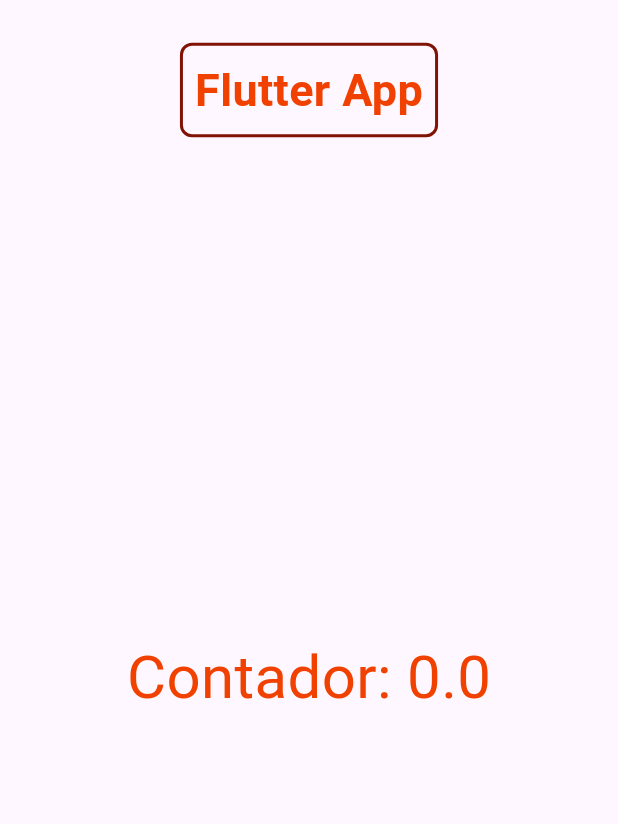
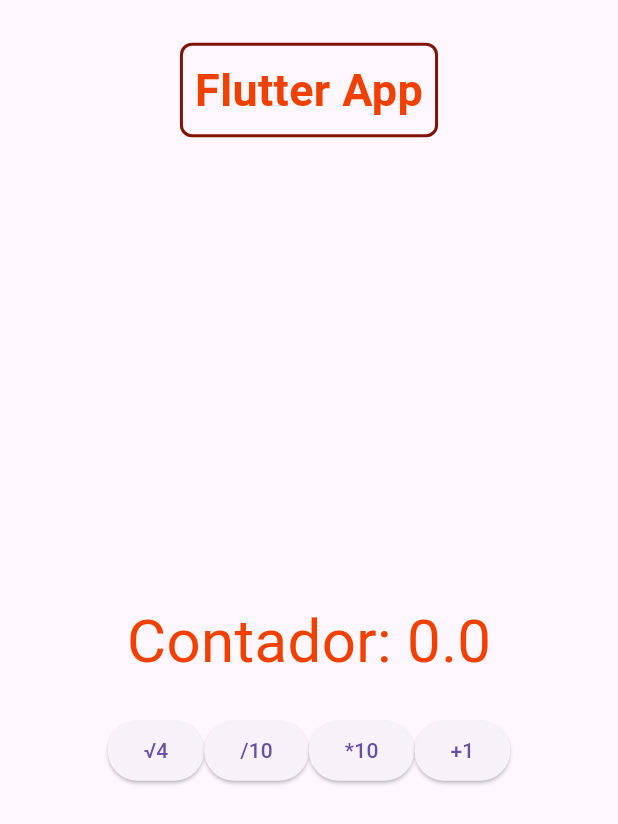
Before and after one commit to Flutter-Vacantes/Proyecto-Flutter, a Flutter app: what flutterApp() shows on an empty page, opened directly, on a phone screen of 412 x 824 dp. Shown: the top 824 px of the screen. Run offline on Flutter 3.47's test engine with Material 3 defaults, Android fonts, the phone set to English and light mode, and no system bars.

```diff
--- a/flutter_app/lib/main.dart
+++ b/flutter_app/lib/main.dart
@@ -7,7 +7,6 @@ void main() {
 Widget flutterApp() {
   // Crea un ValueNotifier para el contador
   final ValueNotifier<double> contadorNotifier = ValueNotifier<double>(0);
-
   return MaterialApp(
     title: 'Flutter App',
     theme: ThemeData(
@@ -21,7 +20,8 @@ Widget flutterApp() {
           child: Center(
             child: Container(
               decoration: BoxDecoration(
-                border: Border.all(color: const Color.fromARGB(255, 128, 19, 3), width: 2),
+                border: Border.all(
+                    color: const Color.fromARGB(255, 128, 19, 3), width: 2),
                 borderRadius: BorderRadius.circular(8),
               ),
               padding: const EdgeInsets.all(8),
@@ -54,6 +54,31 @@ Widget flutterApp() {
               },
             ),
             const SizedBox(height: 20),
+            Row(
+              mainAxisAlignment: MainAxisAlignment.center,
+              children: [
+                ElevatedButton(
+                    onPressed: () {
+                      contadorNotifier.value *= 0.7071067811865476;
+                    },
+                    child: const Text('√4')),
+                ElevatedButton(
+                    onPressed: () {
+                      contadorNotifier.value /= 10;
+                    },
+                    child: const Text('/10')),
+                ElevatedButton(
+                    onPressed: () {
+                      contadorNotifier.value *= 10;
+                    },
+                    child: const Text('*10')),
+                ElevatedButton(
+                    onPressed: () {
+                      contadorNotifier.value += 1;
+                    },
+                    child: const Text('+1')),
+              ],
+            )
           ],
         ),
       ),
```
